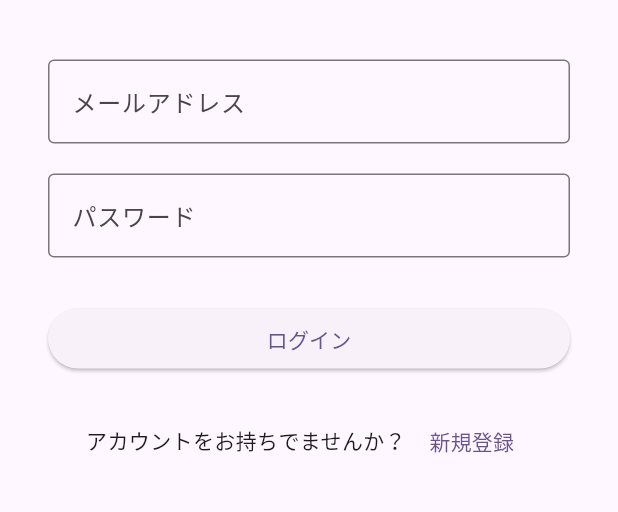
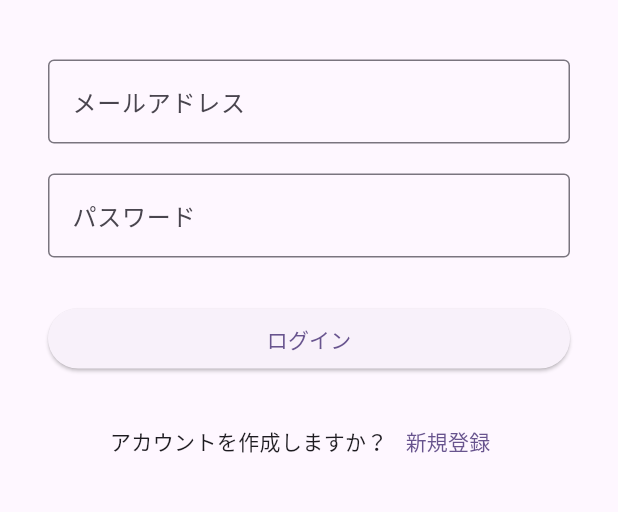
Before and after one commit to wakkkkka/iruka, a Flutter app: the screen it shows after launch, on a phone screen of 412 x 824 dp, the part 416-928 px from its top. Run offline on Flutter 3.47's test engine with Material 3 defaults, Android fonts, the phone set to English and light mode, and no system bars; our stand-ins replace camera, fl_chart, image_picker, shared_preferences; missing offline and left inert: amplify_api, amplify_auth_cognito, amplify_flutter, amplify_storage_s3; accounts and stored records are empty.

```diff
--- a/flutter_app/coordinate/lib/screens/login_page.dart
+++ b/flutter_app/coordinate/lib/screens/login_page.dart
@@ -136,10 +136,11 @@ class _LoginPageState extends State<LoginPage> {
                 ),
               ),
               const SizedBox(height: 20),
-              Row(
-                mainAxisAlignment: MainAxisAlignment.center,
+              Wrap(
+                alignment: WrapAlignment.center,
+                crossAxisAlignment: WrapCrossAlignment.center,
                 children: [
-                  const Text('アカウントをお持ちでませんか？ '),
+                  const Text('アカウントを作成しますか？'),
                   TextButton(
                     onPressed: _isLoading
                         ? null
```
